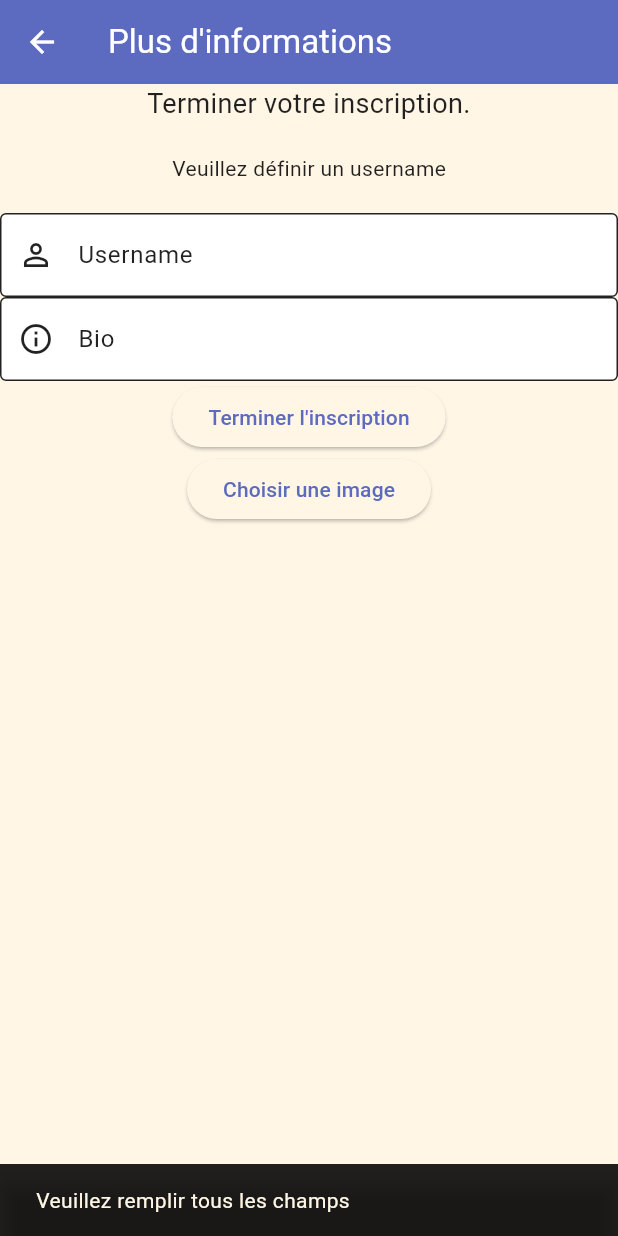
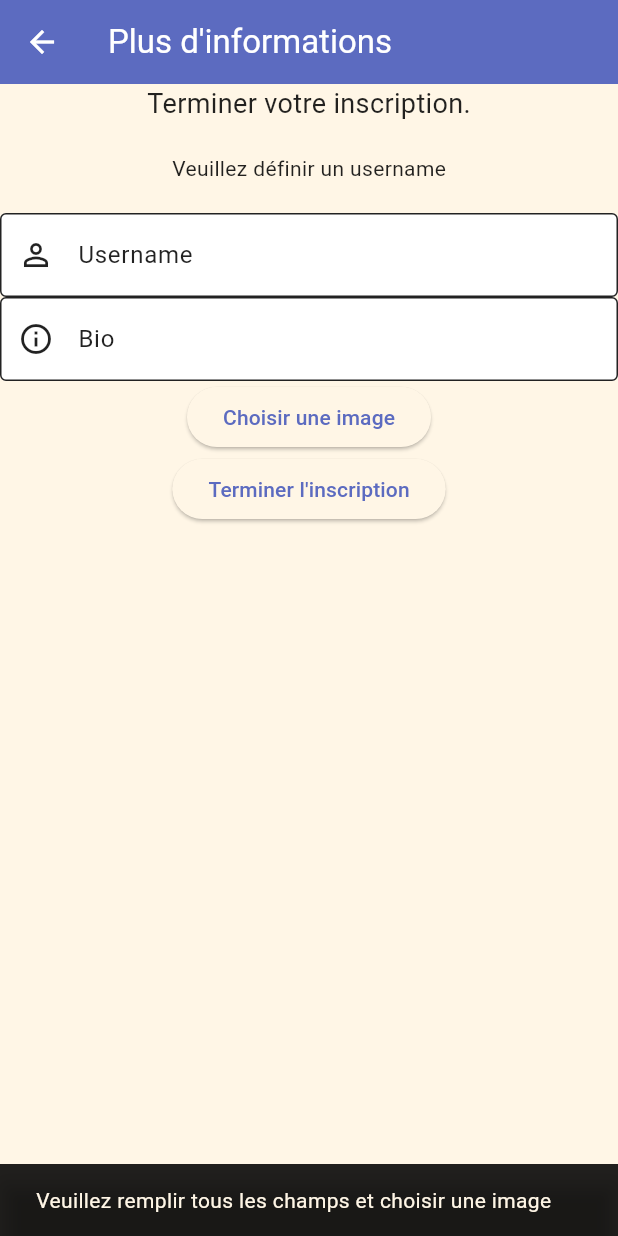
Before and after one commit to conseil-benjamin/dreamary_flutter, a Flutter app: the MoreInformations screen opened by its route, after a tap on "Terminer l'inscription", on a phone screen of 412 x 824 dp. Run offline on Flutter 3.47's test engine with Material 3 defaults, Android fonts, the light colour scheme and no system bars; our stand-ins replace animate_do, cloud_firestore, firebase_auth, firebase_core, flutter_riverpod, google_sign_in and 3 more; missing offline and left inert: dart:ffi; accounts and stored records are empty.

Commit message:
style: implement and improve style of moreInformations.dart screen

```diff
--- a/lib/features/auth/moreInformationAfterRegister/page/moreInformations.dart
+++ b/lib/features/auth/moreInformationAfterRegister/page/moreInformations.dart
@@ -1,5 +1,6 @@
 import 'dart:io';
 
+import 'package:animate_do/animate_do.dart';
 import 'package:dreamary_flutter/viewModels/userViewModel.dart';
 import 'package:firebase_auth/firebase_auth.dart';
 import 'package:flutter/cupertino.dart';
@@ -8,37 +9,39 @@ import 'package:flutter_riverpod/flutter_riverpod.dart';
 import 'package:image_picker/image_picker.dart';
 import 'package:shared_preferences/shared_preferences.dart';
 
-class MoreInformations extends ConsumerWidget{
+class MoreInformations extends ConsumerStatefulWidget {
   const MoreInformations({super.key});
 
   @override
-  Widget build(BuildContext context, WidgetRef ref) {
+  ConsumerState<MoreInformations> createState() => _MoreInformationsState();
+}
 
-    var username = "";
-    var bio = "";
-    final user = FirebaseAuth.instance.currentUser;
-    Userviewmodel usermodel = Userviewmodel();
-    File ? imageFile;
+class _MoreInformationsState extends ConsumerState<MoreInformations> {
+  var username = "";
+  var bio = "";
+  final user = FirebaseAuth.instance.currentUser;
+  Userviewmodel usermodel = Userviewmodel();
+  File? imageFile; // 🔸 image choisie
 
+  void setImage(File file) {
+    setState(() {
+      imageFile = file;
+    });
+  }
+
+  @override
+  Widget build(BuildContext context) {
     return Scaffold(
-      appBar: AppBar(
-        title: const Text('Plus d\'informations'),
-      ),
+      appBar: AppBar(title: const Text('Plus d\'informations')),
       body: Center(
         child: Column(
           children: [
-            const Text(
-              'Terminer votre inscription.',
-              style: TextStyle(fontSize: 18),
-              textAlign: TextAlign.center,
-            ),
+            const Text('Terminer votre inscription.', style: TextStyle(fontSize: 18)),
             const SizedBox(height: 20),
-            Text("Veuillez définir un username"),
+            const Text("Veuillez définir un username"),
             const SizedBox(height: 20),
             TextField(
-              onChanged: (value) {
-                username = value;
-              },
+              onChanged: (value) => username = value,
               decoration: InputDecoration(
                 border: OutlineInputBorder(),
                 labelText: 'Username',
@@ -47,9 +50,7 @@ class MoreInformations extends ConsumerWidget{
               ),
             ),
             TextField(
-              onChanged: (value) {
-                bio = value;
-              },
+              onChanged: (value) => bio = value,
               decoration: InputDecoration(
                 border: OutlineInputBorder(),
                 labelText: 'Bio',
@@ -57,36 +58,43 @@ class MoreInformations extends ConsumerWidget{
                 prefixIcon: const Icon(Icons.info_outline),
               ),
             ),
+            // 🔻 Ici on passe une callback à l’enfant pour qu’il nous envoie l’image
+            MyImagePickerWidget(onImageSelected: setImage),
             ElevatedButton(
               onPressed: () async {
-                if (user != null && username.isNotEmpty && bio.isNotEmpty) {
+                if (user != null && username.isNotEmpty && bio.isNotEmpty && imageFile != null) {
+                  // imageFile est bien définie ici ✅
                   await usermodel.addUser(
-                    user.uid,
-                    user.email ?? '',
-                    user.displayName ?? '',
-                    user.photoURL ?? '',
+                    user!.uid,
+                    user?.email ?? '',
+                    user?.displayName ?? '',
+                    imageFile!.path, // exemple
                     bio,
                     username,
-                  ).then((value) async {
-                    Navigator.of(context).pushNamedAndRemoveUntil("/onBoarding", (Route<dynamic> route) => false);
+                  ).then((value) {
+                    Navigator.of(context).pushNamedAndRemoveUntil("/onBoarding", (_) => false);
                   });
                 } else {
                   ScaffoldMessenger.of(context).showSnackBar(
-                    const SnackBar(content: Text('Veuillez remplir tous les champs')),
+                    const SnackBar(content: Text('Veuillez remplir tous les champs et choisir une image')),
                   );
                 }
               },
-              child: Text("Terminer l'inscription"),
+              child: const Text("Terminer l'inscription"),
             ),
-            MyImagePickerWidget(),
           ],
-        )
+        ),
       ),
     );
   }
 }
 
+
 class MyImagePickerWidget extends StatefulWidget {
+  final void Function(File) onImageSelected;
+
+  const MyImagePickerWidget({super.key, required this.onImageSelected});
+
   @override
   _MyImagePickerWidgetState createState() => _MyImagePickerWidgetState();
 }
@@ -101,9 +109,11 @@ class _MyImagePickerWidgetState extends State<MyImagePickerWidget> {
     );
 
     if (returnImage != null) {
+      final selectedFile = File(returnImage.path);
       setState(() {
-        image = File(returnImage.path);
+        image = selectedFile;
       });
+      widget.onImageSelected(selectedFile); // ⬅️ On renvoie l’image au parent ici
     }
   }
 
@@ -113,9 +123,22 @@ class _MyImagePickerWidgetState extends State<MyImagePickerWidget> {
       children: [
         ElevatedButton(
           onPressed: _pickImageFromGallery,
-          child: Text("Choisir une image"),
+          child: const Text("Choisir une image"),
         ),
-        if (image != null) Image.file(image!),
+        if (image != null)
+          ClipOval(
+            child: SizedBox(
+              width: 120,
+              height: 120,
+              child: Image.file(
+                image!,
+                fit: BoxFit.cover,
+              ).bounceInRight(
+                duration: const Duration(milliseconds: 500),
+                curve: Curves.easeInOut,
+              ),
+            ),
+          ),
       ],
     );
   }
```
